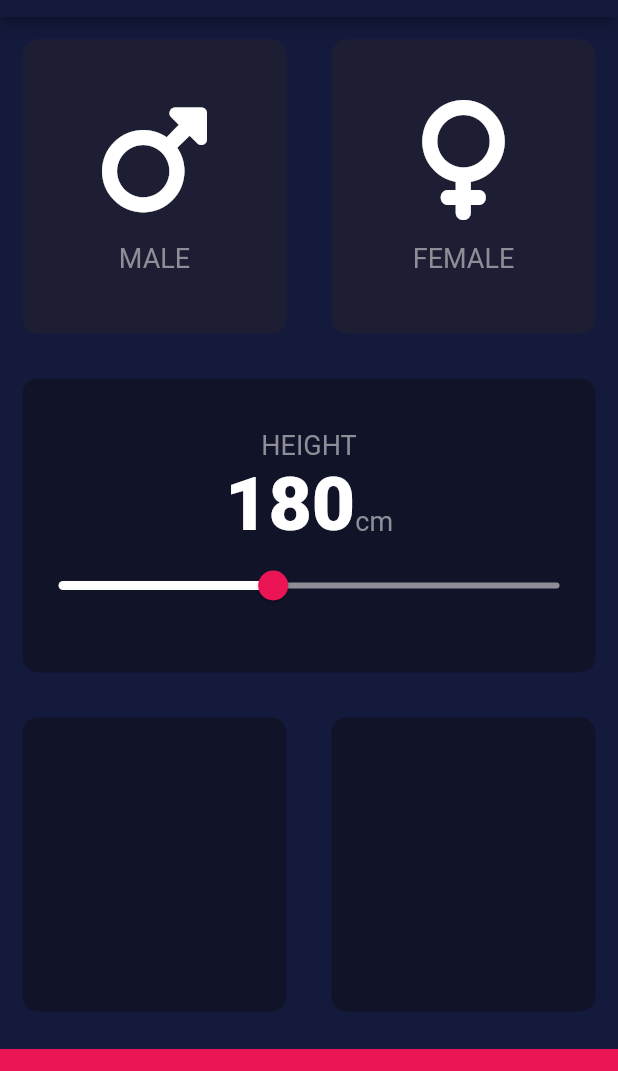
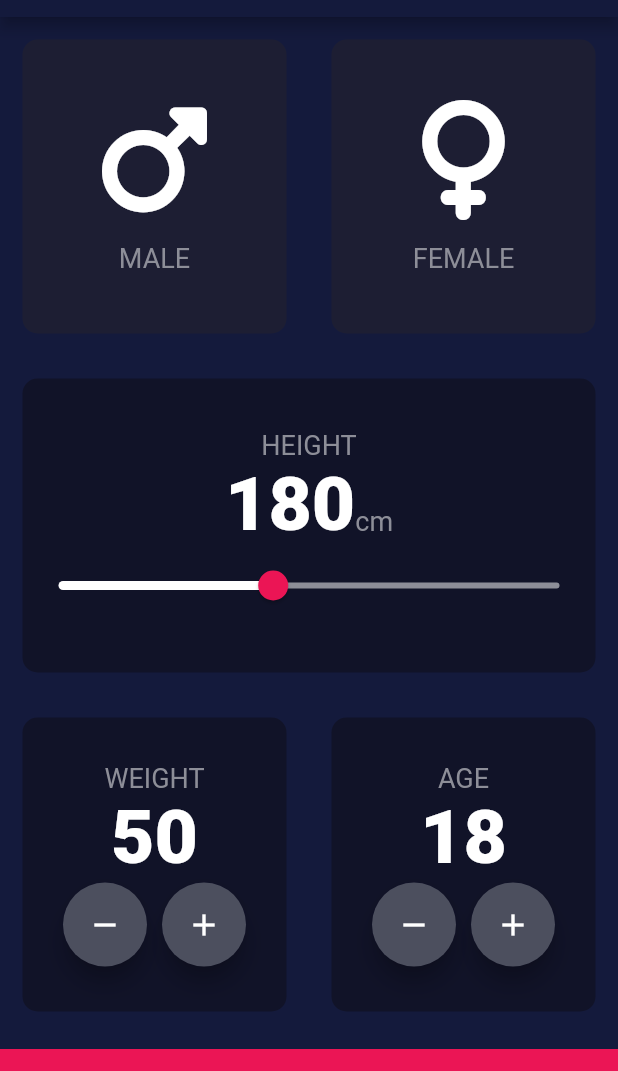
Before and after one commit to hajardami/simplebmicalculator, a Flutter app: the screen it shows after launch, on a phone screen of 412 x 824 dp, the part 67-1138 px from its top. Run offline on Flutter 3.47's test engine with Material 2 defaults, Android fonts, the phone set to English and light mode, and no system bars; our stand-ins replace font_awesome_flutter.

```diff
--- a/lib/input_page.dart
+++ b/lib/input_page.dart
@@ -15,6 +15,8 @@ class InputPage extends StatefulWidget {
 class _InputPageState extends State<InputPage> {
   Gender selectedGender = Gender.none;
   int height = 180;
+  int weight = 50;
+  int age = 18;
   @override
   Widget build(BuildContext context) {
     return Scaffold(
@@ -112,11 +114,91 @@ class _InputPageState extends State<InputPage> {
                   Expanded(
                     child: ReusableCard(
                       colour: KColorbox,
+                      cardChild: Column(
+                        mainAxisAlignment: MainAxisAlignment.center,
+                        children: <Widget>[
+                          Text(
+                            "WEIGHT",
+                            style: kLabelTextStyle,
+                          ),
+                          Text(
+                            weight.toString(),
+                            style: knumbertext,
+                          ),
+                          Row(
+                            mainAxisAlignment: MainAxisAlignment.center,
+                            children: [
+                              RoundIconButton(
+                                child: Icon(
+                                  Icons.remove,
+                                  color: Colors.white,
+                                ),
+                                press: () {
+                                  setState(() {
+                                    weight--;
+                                  });
+                                },
+                              ),
+                              SizedBox(width: 10),
+                              RoundIconButton(
+                                  press: () {
+                                    setState(() {
+                                      weight++;
+                                    });
+                                  },
+                                  child: Icon(
+                                    Icons.add,
+                                    color: Colors.white,
+                                  )),
+                            ],
+                          )
+                        ],
+                      ),
                     ),
                   ),
                   Expanded(
                     child: ReusableCard(
                       colour: KColorbox,
+                      cardChild: Column(
+                        mainAxisAlignment: MainAxisAlignment.center,
+                        children: <Widget>[
+                          Text(
+                            "AGE",
+                            style: kLabelTextStyle,
+                          ),
+                          Text(
+                            age.toString(),
+                            style: knumbertext,
+                          ),
+                          Row(
+                            mainAxisAlignment: MainAxisAlignment.center,
+                            children: [
+                              RoundIconButton(
+                                child: Icon(
+                                  Icons.remove,
+                                  color: Colors.white,
+                                ),
+                                press: () {
+                                  setState(() {
+                                    age--;
+                                  });
+                                },
+                              ),
+                              SizedBox(width: 10),
+                              RoundIconButton(
+                                  press: () {
+                                    setState(() {
+                                      age++;
+                                    });
+                                  },
+                                  child: Icon(
+                                    Icons.add,
+                                    color: Colors.white,
+                                  )),
+                            ],
+                          )
+                        ],
+                      ),
                     ),
                   ),
                 ],
@@ -134,3 +216,20 @@ class _InputPageState extends State<InputPage> {
     );
   }
 }
+
+class RoundIconButton extends StatelessWidget {
+  RoundIconButton({this.child, this.press});
+  final Widget? child;
+  final VoidCallback? press;
+
+  @override
+  Widget build(BuildContext context) {
+    return RawMaterialButton(
+        child: child,
+        onPressed: press,
+        shape: CircleBorder(),
+        fillColor: Color(0xFF4C4F5E),
+        elevation: 6,
+        constraints: BoxConstraints.tightFor(width: 56, height: 56));
+  }
+}
```
